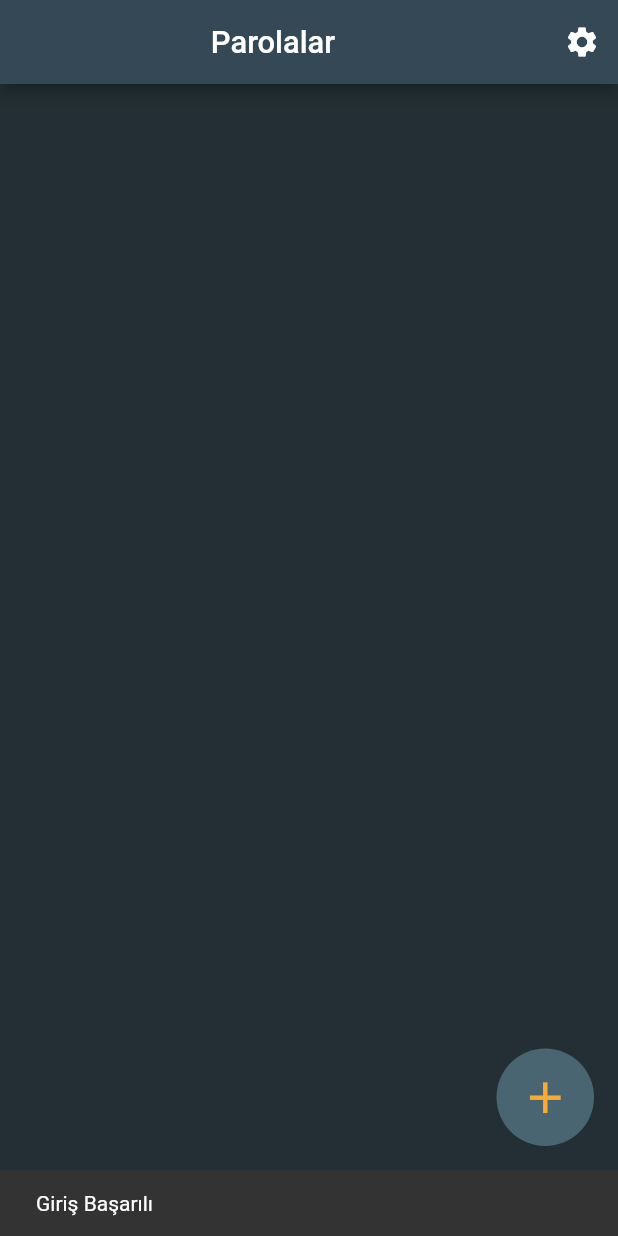
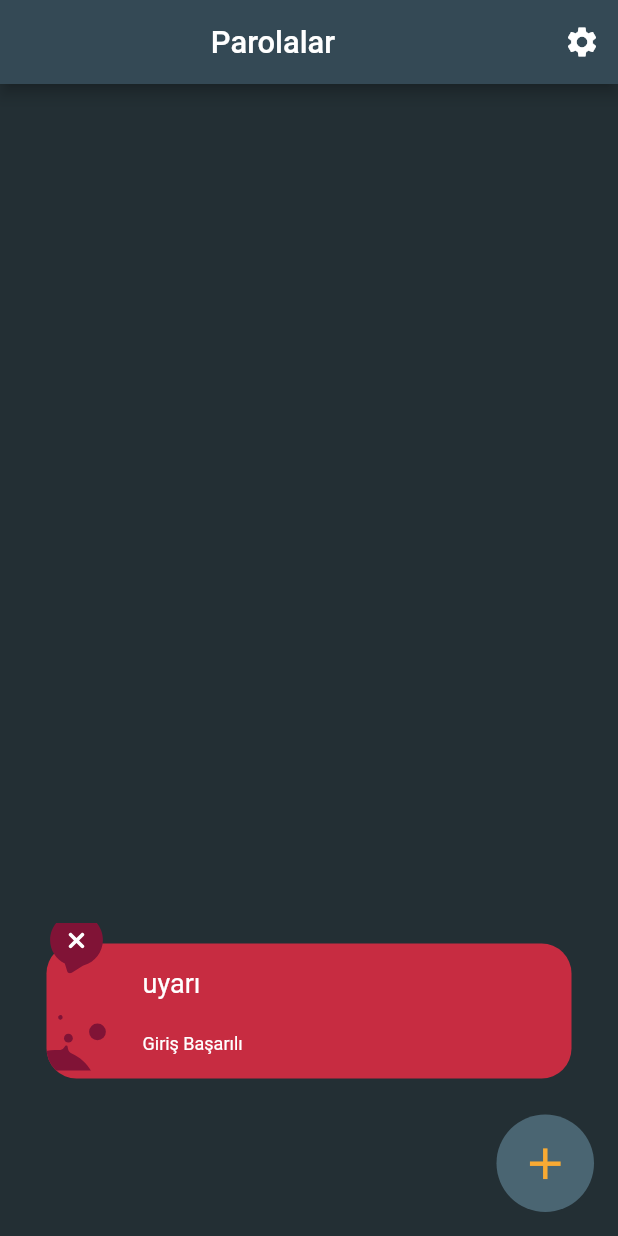
Before and after one commit to Metin137/passmanFlutter, a Flutter app: the screen it shows after launch, after a tap on "Kaydet", after a tap on "Giriş Yap", on a phone screen of 412 x 824 dp. Run offline on Flutter 3.47's test engine with Material 2 defaults, Android fonts, the phone set to English and light mode, and no system bars; our stand-ins replace bloc, flutter_bloc, flutter_screenutil, flutter_svg, flutter_vector_icons, get and 3 more; accounts and stored records are empty.

Commit message:
son degisiklikler

```diff
--- a/lib/screens/Login/LoginScreen.dart
+++ b/lib/screens/Login/LoginScreen.dart
@@ -1,6 +1,7 @@
 import 'package:flutter/cupertino.dart';
 import 'package:flutter/material.dart';
 import 'package:passman/models/theme_model.dart';
+import 'package:passman/utilities/CustomSnackBar.dart';
 import 'package:provider/provider.dart';
 import 'package:passman/cubit/themes_data_cubit.dart';
 import 'package:passman/models/loginPassword_model.dart';
@@ -71,7 +72,12 @@ class _LoginState extends State<Login> {
       bool result = await DatabaseHelper.instance.checkLoginPassword(password);
 
       if (result) {
-        snackBar = SnackBar(content: const Text('Giriş Başarılı'));
+        snackBar = SnackBar(
+          content: CustomSnackBar(text: 'Giriş Başarılı'),
+          behavior: SnackBarBehavior.floating,
+          backgroundColor: Colors.transparent,
+          elevation: 0,
+        );
 
         ScaffoldMessenger.of(context).showSnackBar(snackBar);
 
--- a/lib/screens/PassList/PassListScreen.dart
+++ b/lib/screens/PassList/PassListScreen.dart
@@ -65,7 +65,7 @@ class _PassListScreenState extends State<PassListScreen> {
         ),
         floatingActionButton: buildFloatingActionButton(theme),
         body: ListView.builder(
-          padding: const EdgeInsets.all(8),
+          padding: const EdgeInsets.symmetric(vertical: 8),
           itemCount: passwordList.length,
           itemBuilder: (BuildContext context, int index) {
             return ListItemBuilder(
--- a/lib/themes/themes_provider.dart
+++ b/lib/themes/themes_provider.dart
@@ -13,19 +13,17 @@ import 'package:passman/extensions/color_extension.dart';
 
 class ThemesProvider extends ChangeNotifier {
   SharedPreferencesHelper storageHelper = SharedPreferencesHelper();
-  List<ThemeModel> allThemes = defaultThemes;
-  ThemeColors _colors = defaultThemes[0].colors;
-  String activeThemeName = defaultThemes[0].name;
+  List<ThemeModel> _allThemes = defaultThemes;
+  ThemeModel _activeTheme = defaultThemes[0];
 
-  ThemeColors get getColors {
-    return _colors;
-  }
+  List<ThemeModel> get allThemes => _allThemes;
+  ThemeModel get activeTheme => _activeTheme;
+  ThemeColors get getColors => activeTheme.colors;
 
   bool isDark = true;
 
   ThemesProvider() {
     getAllThemes();
-    //setActiveTheme("dark");
   }
 
   Future<File> convertFile(String path) async {
@@ -48,18 +46,16 @@ class ThemesProvider extends ChangeNotifier {
       var allThemesDecode = jsonDecode(response);
 
       var allThemes2 = allThemesDecode.map((entry) => ThemeModel.fromJson(entry)).toList();
-      allThemes = List<ThemeModel>.from(allThemes2);
+      _allThemes = List<ThemeModel>.from(allThemes2);
       debugPrint("file: " + allThemes.toString());
 
       getActiveTheme();
     } else {
-      //List defaultThemes = [darkColors, lightColors];
       await themesFile.create(recursive: true);
       debugPrint("filecreated: ");
       var themesToJson = allThemes.map((entry) => entry.toJson()).toList();
       List<Map<String, dynamic>> convertJson = List<Map<String, dynamic>>.from(themesToJson);
       await themesFile.writeAsString(jsonEncode(convertJson));
-      //setActiveTheme(allThemes[0].name);
     }
     return themeData;
   }
@@ -67,9 +63,8 @@ class ThemesProvider extends ChangeNotifier {
   getActiveTheme() async {
     String activeThemeKey = await storageHelper.getStorageItem(key: "activeTheme");
 
-    var activeTheme = allThemes.firstWhere((element) => element.name == activeThemeKey);
-    _colors = activeTheme.colors;
-    activeThemeName = activeTheme.name;
+    ThemeModel activeTheme = allThemes.firstWhere((element) => element.name == activeThemeKey);
+    _activeTheme = activeTheme;
     notifyListeners();
     debugPrint("activeTheme: " + activeTheme.name);
   }
@@ -77,9 +72,8 @@ class ThemesProvider extends ChangeNotifier {
   setActiveTheme(String value) async {
     String activeThemeKey = await storageHelper.setStorageItem(key: "activeTheme", value: value);
 
-    var activeTheme = allThemes.firstWhere((element) => element.name == value);
-    _colors = activeTheme.colors;
-    activeThemeName = activeTheme.name;
+    ThemeModel activeTheme = allThemes.firstWhere((element) => element.name == value);
+    _activeTheme = activeTheme;
     notifyListeners();
     debugPrint("activeTheme: " + activeTheme.name);
   }
@@ -127,24 +121,22 @@ class ThemesProvider extends ChangeNotifier {
       );
 
   darkThemes() {
-    _colors = darkColors.colors;
-    activeThemeName = darkColors.name;
+    _activeTheme = darkColors;
     notifyListeners();
   }
 
   lightThemes() {
-    _colors = lightColors.colors;
-    activeThemeName = lightColors.name;
+    _activeTheme = lightColors;
     notifyListeners();
   }
 
   toggleThemes() {
     if (isDark) {
+      isDark = false;
       lightThemes();
-      isDark = false;
     } else {
+      isDark = true;
       darkThemes();
-      isDark = true;
     }
   }
 }
--- /dev/null
+++ b/lib/utilities/CustomSnackBar.dart
@@ -0,0 +1,76 @@
+import 'package:flutter/material.dart';
+import 'package:flutter_svg/flutter_svg.dart';
+
+class CustomSnackBar extends StatelessWidget {
+  CustomSnackBar({Key? key, required this.text, title}) : super(key: key);
+  String title = "uyarı";
+  String text;
+
+  @override
+  Widget build(BuildContext context) {
+    return Stack(
+      clipBehavior: Clip.none,
+      children: [
+        Container(
+          padding: const EdgeInsets.all(16),
+          height: 90,
+          decoration: BoxDecoration(color: Color(0xFFC72C41), borderRadius: BorderRadius.all(Radius.circular(20))),
+          child: Row(
+            children: [
+              const SizedBox(width: 48),
+              Expanded(
+                child: Column(
+                  crossAxisAlignment: CrossAxisAlignment.start,
+                  children: [
+                    Text(title, style: TextStyle(color: Colors.white, fontSize: 18)),
+                    Spacer(),
+                    Text(
+                      text,
+                      style: TextStyle(color: Colors.white, fontSize: 12),
+                      maxLines: 2,
+                      overflow: TextOverflow.ellipsis,
+                    ),
+                  ],
+                ),
+              )
+            ],
+          ),
+        ),
+        Positioned(
+          bottom: 0,
+          child: ClipRRect(
+            borderRadius: BorderRadius.only(
+              bottomLeft: Radius.circular(20),
+            ),
+            child: SvgPicture.asset(
+              "assets/icons/bubbles.svg",
+              height: 48,
+              width: 40,
+              color: Color(0xFF801336),
+            ),
+          ),
+        ),
+        Positioned(
+          top: -20,
+          left: 0,
+          child: Stack(
+            alignment: Alignment.center,
+            children: [
+              SvgPicture.asset(
+                "assets/icons/fail.svg",
+                height: 40,
+              ),
+              Positioned(
+                top: 10,
+                child: SvgPicture.asset(
+                  "assets/icons/close.svg",
+                  height: 16,
+                ),
+              ),
+            ],
+          ),
+        ),
+      ],
+    );
+  }
+}
--- a/lib/widgets/ListItemBuilder.dart
+++ b/lib/widgets/ListItemBuilder.dart
@@ -32,7 +32,7 @@ class ListItemBuilder extends StatelessWidget {
     return CustomElevatedButton(
       onPressed: onPressed,
       color: theme.thirth,
-      padding: EdgeInsets.symmetric(horizontal: 0, vertical: 10),
+      padding: EdgeInsets.symmetric(horizontal: 8, vertical: 10),
       child: Container(
         height: 90,
         width: double.infinity,
--- a/pubspec.yaml
+++ b/pubspec.yaml
@@ -33,6 +33,7 @@ dependencies:
   path_provider: ^2.0.3
   get:
   permission_handler: ^8.1.6
+  flutter_svg:
 
 dev_dependencies:
   flutter_test:
@@ -47,8 +48,8 @@ flutter:
   # the material Icons class.
   uses-material-design: true
   # To add assets to your application, add an assets section, like this:
-  # assets:
-  #   - images/a_dot_burr.jpeg
+  assets:
+    - assets/icons/
   #   - images/a_dot_ham.jpeg
   # An image asset can refer to one or more resolution-specific "variants", see
   # https://flutter.dev/assets-and-images/#resolution-aware.
```
Also changed, not shown: lib/helpers/shared_preferences_helper.dart (+3 -12 lines), lib/screens/ThemeAndLanguage/ThemeAndLanguageScreen.dart (+36 -43 lines), assets/icons/bubbles.svg (added), assets/icons/close.svg (added), assets/icons/fail.svg (added), pubspec.lock.
